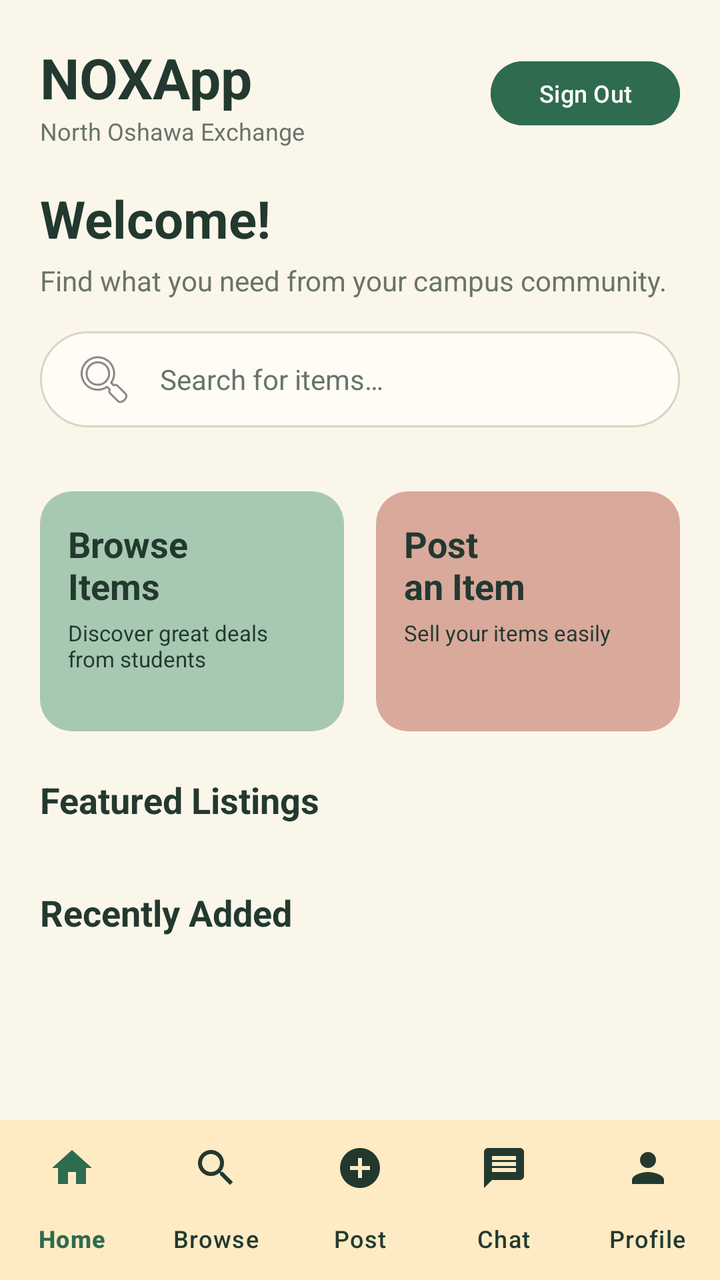
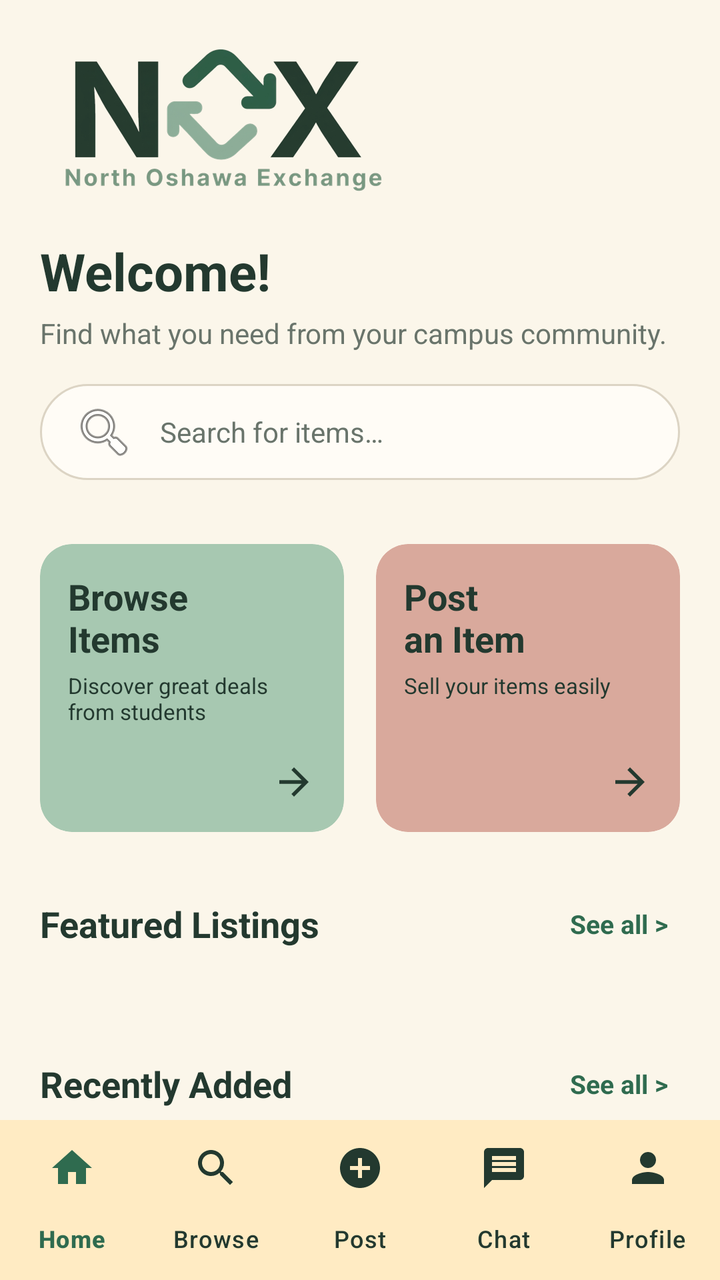

Compare the two renders of this Android layout. The source of the first and the diff that turns it into the second are given below.
<!-- AndroidManifest.xml: application theme Theme.NOXApp -->
<!-- res/layout/activity_main.xml -->
<?xml version="1.0" encoding="utf-8"?>
<androidx.coordinatorlayout.widget.CoordinatorLayout
    xmlns:android="http://schemas.android.com/apk/res/android"
    xmlns:app="http://schemas.android.com/apk/res-auto"
    android:id="@+id/main"
    android:layout_width="match_parent"
    android:layout_height="match_parent"
    android:background="@color/nox_cream_bg">

    <androidx.core.widget.NestedScrollView
        android:id="@+id/mainScroll"
        android:layout_width="match_parent"
        android:layout_height="match_parent"
        android:fillViewport="true"
        android:paddingBottom="72dp">

        <LinearLayout
            android:layout_width="match_parent"
            android:layout_height="wrap_content"
            android:orientation="vertical"
            android:padding="20dp">

            
            <RelativeLayout
                android:layout_width="match_parent"
                android:layout_height="wrap_content">

                <TextView
                    android:id="@+id/noxLogo"
                    android:layout_width="wrap_content"
                    android:layout_height="wrap_content"
                    android:text="@string/app_name"
                    android:textColor="@color/nox_dark_green"
                    android:textSize="28sp"
                    android:textStyle="bold" />

                <TextView
                    android:layout_width="wrap_content"
                    android:layout_height="wrap_content"
                    android:layout_below="@id/noxLogo"
                    android:text="@string/tagline"
                    android:textColor="@color/nox_subtext"
                    android:textSize="12sp" />

                <Button
                    android:id="@+id/signOutButton"
                    android:layout_width="wrap_content"
                    android:layout_height="40dp"
                    android:layout_alignParentEnd="true"
                    android:layout_centerVertical="true"
                    android:backgroundTint="@color/nox_primary_green"
                    android:text="@string/sign_out"
                    android:textColor="@color/white"
                    android:textSize="12sp" />
            </RelativeLayout>

            
            <TextView
                android:id="@+id/welcomeTextView"
                android:layout_width="wrap_content"
                android:layout_height="wrap_content"
                android:layout_marginTop="18dp"
                android:text="Welcome!"
                android:textColor="@color/nox_dark_green"
                android:textSize="26sp"
                android:textStyle="bold" />

            <TextView
                android:layout_width="wrap_content"
                android:layout_height="wrap_content"
                android:layout_marginTop="4dp"
                android:text="@string/home_subtitle"
                android:textColor="@color/nox_subtext"
                android:textSize="14sp" />

            
            <EditText
                android:id="@+id/searchBar"
                android:layout_width="match_parent"
                android:layout_height="48dp"
                android:layout_marginTop="16dp"
                android:background="@drawable/rounded_search_box"
                android:drawableStart="@android:drawable/ic_menu_search"
                android:drawablePadding="12dp"
                android:hint="@string/search_hint"
                android:imeOptions="actionDone"
                android:inputType="text"
                android:paddingHorizontal="16dp"
                android:textColor="@color/nox_dark_green"
                android:textColorHint="@color/nox_subtext"
                android:textSize="14sp" />

            
            <androidx.recyclerview.widget.RecyclerView
                android:id="@+id/categoryRecyclerView"
                android:layout_width="match_parent"
                android:layout_height="wrap_content"
                android:layout_marginTop="16dp"
                android:clipToPadding="false"
                android:orientation="horizontal" />

            
            <LinearLayout
                android:layout_width="match_parent"
                android:layout_height="120dp"
                android:layout_marginTop="16dp"
                android:orientation="horizontal">

                <androidx.cardview.widget.CardView
                    android:id="@+id/browseCard"
                    android:layout_width="0dp"
                    android:layout_height="match_parent"
                    android:layout_marginEnd="8dp"
                    android:layout_weight="1"
                    app:cardBackgroundColor="@color/nox_card_green"
                    app:cardCornerRadius="16dp"
                    app:cardElevation="0dp">

                    <LinearLayout
                        android:layout_width="match_parent"
                        android:layout_height="match_parent"
                        android:orientation="vertical"
                        android:padding="14dp">

                        <TextView
                            android:layout_width="wrap_content"
                            android:layout_height="wrap_content"
                            android:text="@string/browse_items_title"
                            android:textColor="@color/nox_dark_green"
                            android:textSize="18sp"
                            android:textStyle="bold" />

                        <TextView
                            android:layout_width="wrap_content"
                            android:layout_height="wrap_content"
                            android:layout_marginTop="4dp"
                            android:text="@string/browse_items_sub"
                            android:textColor="@color/nox_dark_green"
                            android:textSize="11sp" />
                    </LinearLayout>
                </androidx.cardview.widget.CardView>

                <androidx.cardview.widget.CardView
                    android:id="@+id/postCard"
                    android:layout_width="0dp"
                    android:layout_height="match_parent"
                    android:layout_marginStart="8dp"
                    android:layout_weight="1"
                    app:cardBackgroundColor="@color/nox_card_pink"
                    app:cardCornerRadius="16dp"
                    app:cardElevation="0dp">

                    <LinearLayout
                        android:layout_width="match_parent"
                        android:layout_height="match_parent"
                        android:orientation="vertical"
                        android:padding="14dp">

                        <TextView
                            android:layout_width="wrap_content"
                            android:layout_height="wrap_content"
                            android:text="@string/post_item_title"
                            android:textColor="@color/nox_dark_green"
                            android:textSize="18sp"
                            android:textStyle="bold" />

                        <TextView
                            android:layout_width="wrap_content"
                            android:layout_height="wrap_content"
                            android:layout_marginTop="4dp"
                            android:text="@string/post_item_sub"
                            android:textColor="@color/nox_dark_green"
                            android:textSize="11sp" />
                    </LinearLayout>
                </androidx.cardview.widget.CardView>
            </LinearLayout>

            
            <RelativeLayout
                android:layout_width="match_parent"
                android:layout_height="wrap_content"
                android:layout_marginTop="22dp">

                <TextView
                    android:layout_width="wrap_content"
                    android:layout_height="wrap_content"
                    android:text="@string/featured_listings"
                    android:textColor="@color/nox_dark_green"
                    android:textSize="18sp"
                    android:textStyle="bold" />
            </RelativeLayout>

            <androidx.recyclerview.widget.RecyclerView
                android:id="@+id/featuredRecyclerView"
                android:layout_width="match_parent"
                android:layout_height="wrap_content"
                android:layout_marginTop="12dp"
                android:clipToPadding="false"
                android:orientation="horizontal" />

            
            <RelativeLayout
                android:layout_width="match_parent"
                android:layout_height="wrap_content"
                android:layout_marginTop="20dp">

                <TextView
                    android:layout_width="wrap_content"
                    android:layout_height="wrap_content"
                    android:text="@string/recently_added"
                    android:textColor="@color/nox_dark_green"
                    android:textSize="18sp"
                    android:textStyle="bold" />
            </RelativeLayout>

            <androidx.recyclerview.widget.RecyclerView
                android:id="@+id/recentRecyclerView"
                android:layout_width="match_parent"
                android:layout_height="wrap_content"
                android:layout_marginTop="12dp"
                android:clipToPadding="false"
                android:orientation="horizontal" />

        </LinearLayout>
    </androidx.core.widget.NestedScrollView>

    <include
        layout="@layout/nav_bar"
        android:layout_width="match_parent"
        android:layout_height="wrap_content"
        android:layout_gravity="bottom" />

</androidx.coordinatorlayout.widget.CoordinatorLayout>
<!-- res/layout/nav_bar.xml (included above) -->
<?xml version="1.0" encoding="utf-8"?>
<com.google.android.material.bottomnavigation.BottomNavigationView xmlns:android="http://schemas.android.com/apk/res/android"
    xmlns:app="http://schemas.android.com/apk/res-auto"
    android:id="@+id/bottomNavBar"
    android:layout_width="match_parent"
    android:layout_height="wrap_content"
    android:background="@color/nox_nav_bg"
    app:paddingBottomSystemWindowInsets="false"
    app:itemIconTint="@color/bottom_nav_item"
    app:itemTextColor="@color/bottom_nav_item"
    app:labelVisibilityMode="labeled"
    app:menu="@menu/bottom_navigation" />
<!-- resources referenced by this layout -->
<resources>
  <color name="nox_card_green">#A7C8B1</color>
  <color name="nox_card_pink">#D9A99C</color>
  <color name="nox_cream_bg">#FBF6EA</color>
  <color name="nox_dark_green">#23392F</color>
  <color name="nox_nav_bg">#FFEBC3</color>
  <color name="nox_primary_green">#2F6B4F</color>
  <color name="nox_subtext">#69746B</color>
  <color name="white">#FFFFFFFF</color>
  <!-- drawable rounded_search_box (drawable) -->
  <?xml version="1.0" encoding="utf-8"?>
  <shape xmlns:android="http://schemas.android.com/apk/res/android">
      <solid android:color="@color/nox_field_bg" />
      <corners android:radius="24dp" />
      <stroke android:width="1dp" android:color="#DCD4C4" />
  </shape>
  <string name="app_name">NOXApp</string>
  <string name="browse_items_sub">Discover great deals from students</string>
  <string name="browse_items_title">Browse\nItems</string>
  <string name="featured_listings">Featured Listings</string>
  <string name="home_subtitle">Find what you need from your campus community.</string>
  <string name="post_item_sub">Sell your items easily</string>
  <string name="post_item_title">Post\nan Item</string>
  <string name="recently_added">Recently Added</string>
  <string name="search_hint">Search for items…</string>
  <string name="sign_out">Sign Out</string>
  <string name="tagline">North Oshawa Exchange</string>
  <style name="Theme.NOXApp" parent="Base.Theme.NOXApp" />
  <color name="nox_field_bg">#FFFCF6</color>
  <style name="Base.Theme.NOXApp" parent="Theme.Material3.DayNight.NoActionBar">
          
          <item name="colorSecondaryContainer">@color/nox_chip_bg</item>
      </style>
  <color name="nox_chip_bg">#E8F0E5</color>
</resources>

<!-- the commit's change to res/layout/activity_main.xml (unified diff, before → after) -->
@@ -21,38 +21,13 @@
             android:padding="20dp">
 
             
-            <RelativeLayout
-                android:layout_width="match_parent"
-                android:layout_height="wrap_content">
-
-                <TextView
-                    android:id="@+id/noxLogo"
-                    android:layout_width="wrap_content"
-                    android:layout_height="wrap_content"
-                    android:text="@string/app_name"
-                    android:textColor="@color/nox_dark_green"
-                    android:textSize="28sp"
-                    android:textStyle="bold" />
-
-                <TextView
-                    android:layout_width="wrap_content"
-                    android:layout_height="wrap_content"
-                    android:layout_below="@id/noxLogo"
-                    android:text="@string/tagline"
-                    android:textColor="@color/nox_subtext"
-                    android:textSize="12sp" />
-
-                <Button
-                    android:id="@+id/signOutButton"
-                    android:layout_width="wrap_content"
-                    android:layout_height="40dp"
-                    android:layout_alignParentEnd="true"
-                    android:layout_centerVertical="true"
-                    android:backgroundTint="@color/nox_primary_green"
-                    android:text="@string/sign_out"
-                    android:textColor="@color/white"
-                    android:textSize="12sp" />
-            </RelativeLayout>
+            <ImageView
+                android:id="@+id/noxLogo"
+                android:layout_width="180dp"
+                android:layout_height="wrap_content"
+                android:adjustViewBounds="true"
+                android:contentDescription="@string/app_name"
+                android:src="@drawable/logo_nox" />
 
             
             <TextView
@@ -102,7 +77,7 @@
             
             <LinearLayout
                 android:layout_width="match_parent"
-                android:layout_height="120dp"
+                android:layout_height="144dp"
                 android:layout_marginTop="16dp"
                 android:orientation="horizontal">
 
@@ -112,6 +87,10 @@
                     android:layout_height="match_parent"
                     android:layout_marginEnd="8dp"
                     android:layout_weight="1"
+                    android:clickable="true"
+                    android:contentDescription="@string/browse_card_action"
+                    android:focusable="true"
+                    android:foreground="?attr/selectableItemBackground"
                     app:cardBackgroundColor="@color/nox_card_green"
                     app:cardCornerRadius="16dp"
                     app:cardElevation="0dp">
@@ -132,11 +111,20 @@
 
                         <TextView
                             android:layout_width="wrap_content"
-                            android:layout_height="wrap_content"
+                            android:layout_height="0dp"
                             android:layout_marginTop="4dp"
+                            android:layout_weight="1"
                             android:text="@string/browse_items_sub"
                             android:textColor="@color/nox_dark_green"
                             android:textSize="11sp" />
+
+                        <ImageView
+                            android:layout_width="22dp"
+                            android:layout_height="22dp"
+                            android:layout_gravity="end"
+                            android:contentDescription="@null"
+                            android:src="@drawable/ic_arrow_forward"
+                            app:tint="@color/nox_dark_green" />
                     </LinearLayout>
                 </androidx.cardview.widget.CardView>
 
@@ -146,6 +134,10 @@
                     android:layout_height="match_parent"
                     android:layout_marginStart="8dp"
                     android:layout_weight="1"
+                    android:clickable="true"
+                    android:contentDescription="@string/post_card_action"
+                    android:focusable="true"
+                    android:foreground="?attr/selectableItemBackground"
                     app:cardBackgroundColor="@color/nox_card_pink"
                     app:cardCornerRadius="16dp"
                     app:cardElevation="0dp">
@@ -166,11 +158,20 @@
 
                         <TextView
                             android:layout_width="wrap_content"
-                            android:layout_height="wrap_content"
+                            android:layout_height="0dp"
                             android:layout_marginTop="4dp"
+                            android:layout_weight="1"
                             android:text="@string/post_item_sub"
                             android:textColor="@color/nox_dark_green"
                             android:textSize="11sp" />
+
+                        <ImageView
+                            android:layout_width="22dp"
+                            android:layout_height="22dp"
+                            android:layout_gravity="end"
+                            android:contentDescription="@null"
+                            android:src="@drawable/ic_arrow_forward"
+                            app:tint="@color/nox_dark_green" />
                     </LinearLayout>
                 </androidx.cardview.widget.CardView>
             </LinearLayout>
@@ -184,10 +185,30 @@
                 <TextView
                     android:layout_width="wrap_content"
                     android:layout_height="wrap_content"
+                    android:layout_alignParentStart="true"
+                    android:layout_centerVertical="true"
+                    android:layout_toStartOf="@id/featuredSeeAll"
+                    android:ellipsize="end"
+                    android:maxLines="1"
                     android:text="@string/featured_listings"
                     android:textColor="@color/nox_dark_green"
                     android:textSize="18sp"
                     android:textStyle="bold" />
+
+                <TextView
+                    android:id="@+id/featuredSeeAll"
+                    android:layout_width="wrap_content"
+                    android:layout_height="48dp"
+                    android:layout_alignParentEnd="true"
+                    android:background="?attr/selectableItemBackgroundBorderless"
+                    android:clickable="true"
+                    android:focusable="true"
+                    android:gravity="center_vertical"
+                    android:paddingHorizontal="6dp"
+                    android:text="@string/see_all"
+                    android:textColor="@color/nox_primary_green"
+                    android:textSize="13sp"
+                    android:textStyle="bold" />
             </RelativeLayout>
 
             <androidx.recyclerview.widget.RecyclerView
@@ -207,9 +228,29 @@
                 <TextView
                     android:layout_width="wrap_content"
                     android:layout_height="wrap_content"
+                    android:layout_alignParentStart="true"
+                    android:layout_centerVertical="true"
+                    android:layout_toStartOf="@id/recentSeeAll"
+                    android:ellipsize="end"
+                    android:maxLines="1"
                     android:text="@string/recently_added"
                     android:textColor="@color/nox_dark_green"
                     android:textSize="18sp"
+                    android:textStyle="bold" />
+
+                <TextView
+                    android:id="@+id/recentSeeAll"
+                    android:layout_width="wrap_content"
+                    android:layout_height="48dp"
+                    android:layout_alignParentEnd="true"
+                    android:background="?attr/selectableItemBackgroundBorderless"
+                    android:clickable="true"
+                    android:focusable="true"
+                    android:gravity="center_vertical"
+                    android:paddingHorizontal="6dp"
+                    android:text="@string/see_all"
+                    android:textColor="@color/nox_primary_green"
+                    android:textSize="13sp"
                     android:textStyle="bold" />
             </RelativeLayout>
 
<!-- resource entries referenced after the edit -->
@@ -7,7 +7,11 @@
   <color name="nox_nav_bg">#FFEBC3</color>
   <color name="nox_primary_green">#2F6B4F</color>
   <color name="nox_subtext">#69746B</color>
-  <color name="white">#FFFFFFFF</color>
+  <!-- drawable ic_arrow_forward (drawable) -->
+  <vector xmlns:android="http://schemas.android.com/apk/res/android" android:width="24dp" android:height="24dp" android:viewportWidth="24" android:viewportHeight="24" android:autoMirrored="true">
+      <path android:fillColor="#23392F" android:pathData="M12,4l-1.41,1.41L16.17,11H4v2h12.17l-5.58,5.59L12,20l8,-8z" />
+  </vector>
+  <!-- drawable logo_nox: png bitmap (drawable-hdpi, 19839 bytes) -->
   <!-- drawable rounded_search_box (drawable) -->
   <?xml version="1.0" encoding="utf-8"?>
   <shape xmlns:android="http://schemas.android.com/apk/res/android">
@@ -16,16 +20,17 @@
       <stroke android:width="1dp" android:color="#DCD4C4" />
   </shape>
   <string name="app_name">NOXApp</string>
+  <string name="browse_card_action">Browse items</string>
   <string name="browse_items_sub">Discover great deals from students</string>
   <string name="browse_items_title">Browse\nItems</string>
   <string name="featured_listings">Featured Listings</string>
   <string name="home_subtitle">Find what you need from your campus community.</string>
+  <string name="post_card_action">Post an item</string>
   <string name="post_item_sub">Sell your items easily</string>
   <string name="post_item_title">Post\nan Item</string>
   <string name="recently_added">Recently Added</string>
   <string name="search_hint">Search for items…</string>
-  <string name="sign_out">Sign Out</string>
-  <string name="tagline">North Oshawa Exchange</string>
+  <string name="see_all">See all &gt;</string>
   <style name="Theme.NOXApp" parent="Base.Theme.NOXApp" />
   <color name="nox_field_bg">#FFFCF6</color>
   <style name="Base.Theme.NOXApp" parent="Theme.Material3.DayNight.NoActionBar">
